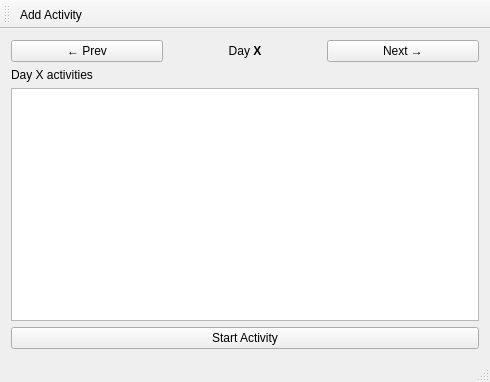
This is src/TimeTracker/mainwindow.ui in miere43/jatt as Qt 5 draws it before an edit. The edited form follows.
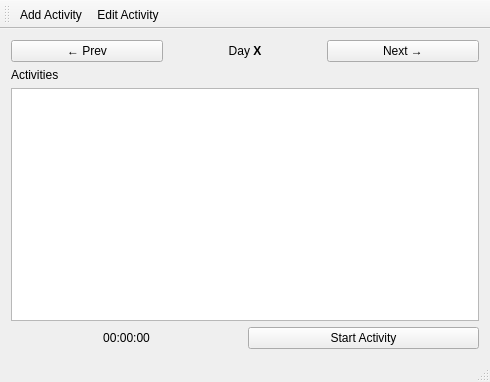
This is the edited form.

```diff
--- a/src/TimeTracker/mainwindow.ui
+++ b/src/TimeTracker/mainwindow.ui
@@ -52,7 +52,7 @@
     <item>
      <widget class="QLabel" name="activityLabel">
       <property name="text">
-       <string>Day X activities</string>
+       <string>Activities</string>
       </property>
      </widget>
     </item>
@@ -60,6 +60,18 @@
      <widget class="QListView" name="activitiesListView"/>
     </item>
     <item>
+     <layout class="QHBoxLayout" name="horizontalLayout">
+      <item>
+       <widget class="QLabel" name="activityDurationLabel">
+        <property name="text">
+         <string>00:00:00</string>
+        </property>
+        <property name="alignment">
+         <set>Qt::AlignCenter</set>
+        </property>
+       </widget>
+      </item>
+      <item>
      <widget class="QPushButton" name="startActivityButton">
       <property name="text">
        <string>Start Activity</string>
@@ -67,6 +79,8 @@
      </widget>
     </item>
    </layout>
+    </item>
+   </layout>
   </widget>
   <widget class="QToolBar" name="mainToolBar">
    <attribute name="toolBarArea">
@@ -76,6 +90,7 @@
     <bool>false</bool>
    </attribute>
    <addaction name="addActivityAction"/>
+   <addaction name="editActivityAction"/>
   </widget>
   <widget class="QStatusBar" name="statusBar"/>
   <action name="newSessionAction">
@@ -122,6 +137,16 @@
     <string>Add Activity</string>
    </property>
   </action>
+  <action name="editActivityAction">
+   <property name="text">
+    <string>Edit Activity</string>
+   </property>
+  </action>
+  <action name="deleteActivityIntervalAction">
+   <property name="text">
+    <string>Delete Interval</string>
+   </property>
+  </action>
  </widget>
  <layoutdefault spacing="6" margin="11"/>
  <resources/>
```
Left out of the diff: 3 changed lines with no effect on the pictures. Lines whose indentation alone changed are shown as unchanged.
